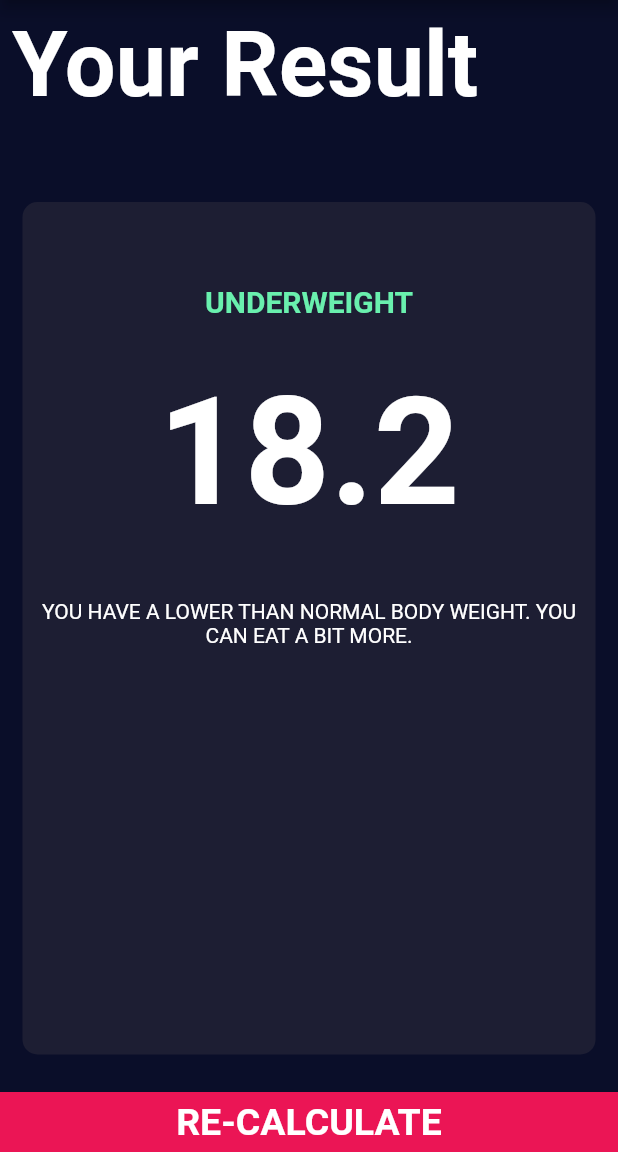
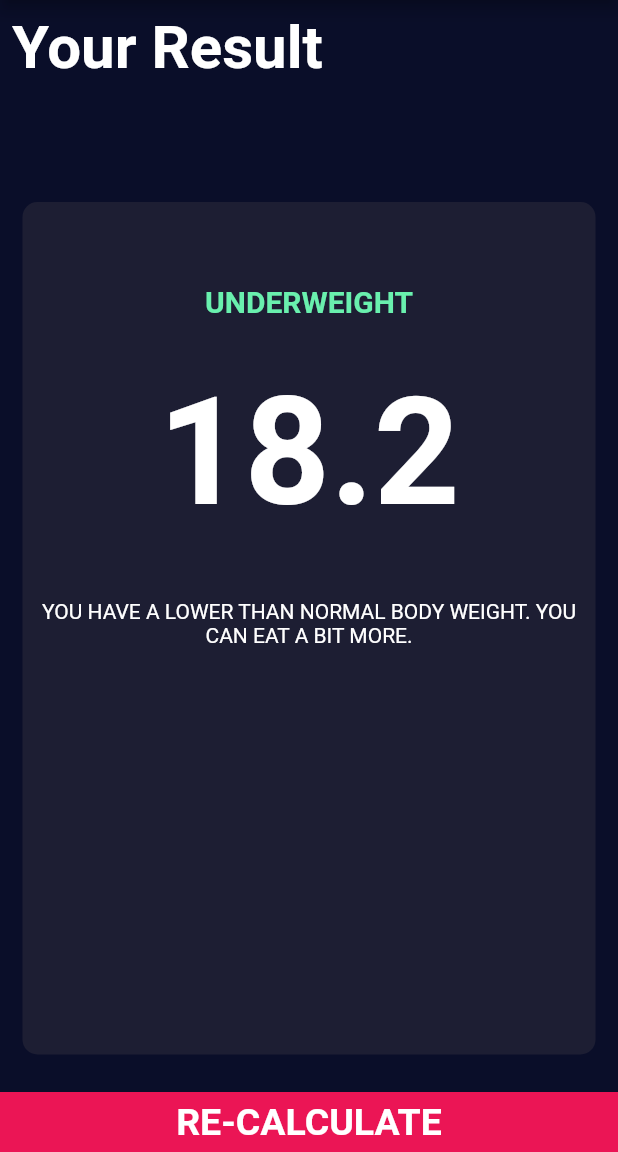
Before and after one commit to AlexDuthie/bmi_calculator, a Flutter app: the screen it shows after launch, after a tap on "CALCULATE", on a phone screen of 412 x 824 dp, the part 84-1236 px from its top. Run offline on Flutter 3.47's test engine with Material 2 defaults, Android fonts, the phone set to English and light mode, and no system bars; our stand-ins replace font_awesome_flutter.

Commit message:
Result Text Style Edit

```diff
--- a/lib/constants.dart
+++ b/lib/constants.dart
@@ -20,6 +20,6 @@ const kBottomContainerStyle = TextStyle(
 );
 
 const kResultTextStyle = TextStyle (
-  fontSize: 60,
+  fontSize: 40,
   fontWeight: FontWeight.bold
 );
```
